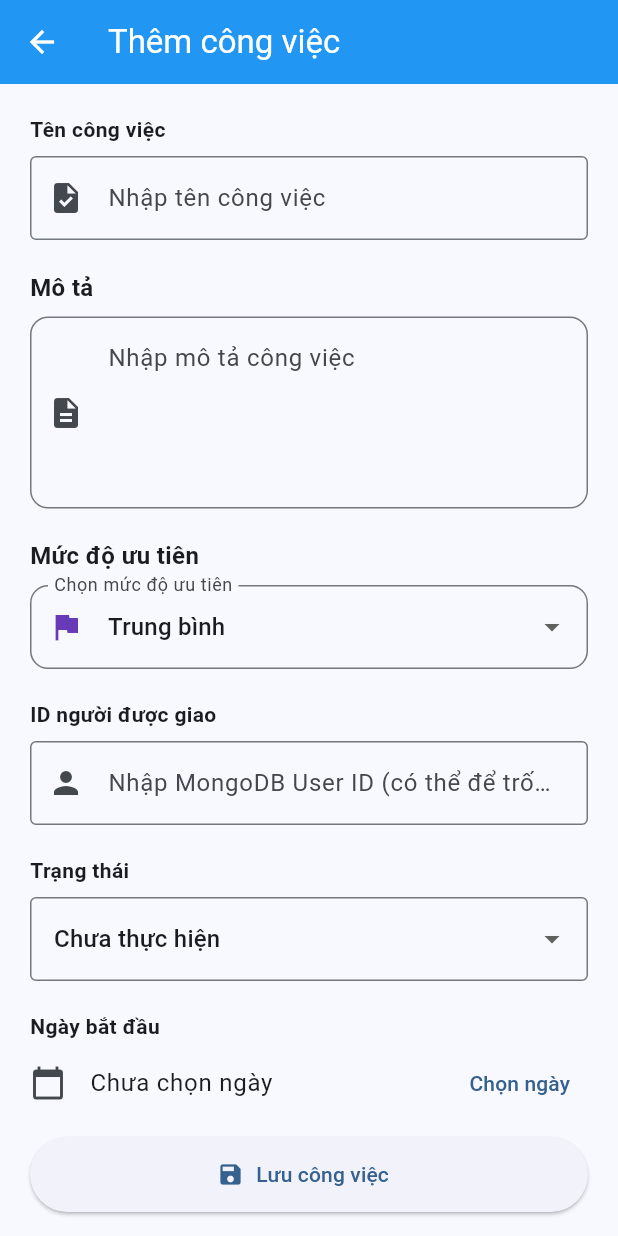
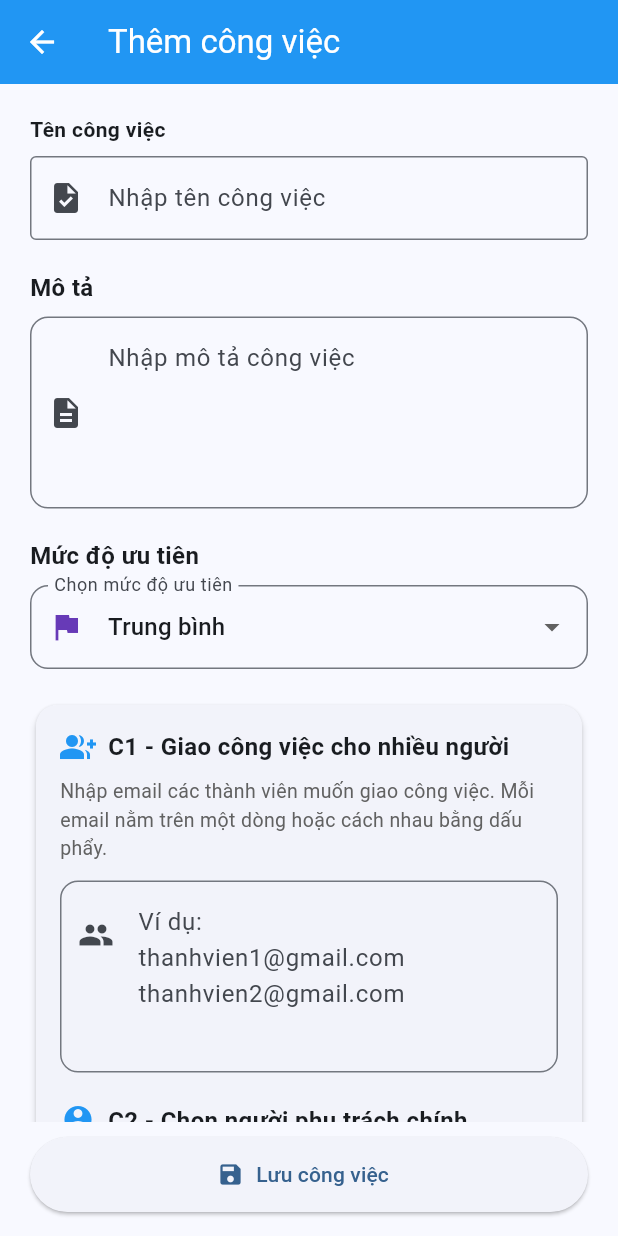
Before and after one commit to ptqnhukhmt2411051-alt/Case_Study_2_Task_Manager, a Flutter app: the TaskFormScreen screen opened directly with empty values, on a phone screen of 412 x 824 dp. Run offline on Flutter 3.47's test engine with Material 3 defaults, Android fonts, the phone set to English and light mode, and no system bars; our stand-ins replace shared_preferences; accounts and stored records are empty.

Commit message:
Chi dinh nguoi phu trach chinh

```diff
--- a/lib/models/task_model.dart
+++ b/lib/models/task_model.dart
@@ -1,3 +1,28 @@
+class TaskMember {
+  final String id;
+  final String name;
+  final String email;
+
+  const TaskMember({
+    required this.id,
+    this.name = '',
+    this.email = '',
+  });
+
+  factory TaskMember.fromJson(dynamic value) {
+    if (value is Map) {
+      return TaskMember(
+        id: (value['_id'] ?? value['id'] ?? '').toString(),
+        name: (value['name'] ?? '').toString(),
+        email: (value['email'] ?? '').toString(),
+      );
+    }
+
+    return TaskMember(
+      id: value?.toString() ?? '',
+    );
+  }
+}
 
 class Task {
   final String id;
@@ -5,6 +30,9 @@ class Task {
   final String description;
   final String createdBy;
   final String assignedTo;
+  final String assignedToName;
+  final String assignedToEmail;
+  final List<TaskMember> assignedUsers;
   final List<String> acceptedBy;
   final List<String> sharedWith;
   final String status;
@@ -13,13 +41,15 @@ class Task {
   final DateTime? dueDate;
   final DateTime? createdAt;
 
-
   Task({
     required this.id,
     required this.title,
     required this.description,
     required this.createdBy,
     required this.assignedTo,
+    this.assignedToName = '',
+    this.assignedToEmail = '',
+    this.assignedUsers = const [],
     this.acceptedBy = const [],
     this.sharedWith = const [],
     required this.status,
@@ -29,7 +59,6 @@ class Task {
     this.createdAt,
   });
 
-  // Lấy ID dù dữ liệu là chuỗi hay đối tượng đã populate
   static String _getId(dynamic value) {
     if (value == null) return '';
 
@@ -49,18 +78,36 @@ class Task {
         .toList();
   }
 
+  static List<TaskMember> _getMembers(dynamic value) {
+    if (value is! List) return [];
+
+    return value
+        .map((item) => TaskMember.fromJson(item))
+        .where((member) => member.id.isNotEmpty)
+        .toList();
+  }
+
   static DateTime? _getDate(dynamic value) {
     if (value == null || value.toString().isEmpty) return null;
     return DateTime.tryParse(value.toString());
   }
 
   factory Task.fromJson(Map<String, dynamic> json) {
+    final assignedToData = json['assignedTo'];
+
     return Task(
       id: _getId(json['_id'] ?? json['id']),
       title: json['title']?.toString() ?? '',
       description: json['description']?.toString() ?? '',
       createdBy: _getId(json['createdBy']),
-      assignedTo: _getId(json['assignedTo']),
+      assignedTo: _getId(assignedToData),
+      assignedToName: assignedToData is Map
+          ? (assignedToData['name'] ?? '').toString()
+          : '',
+      assignedToEmail: assignedToData is Map
+          ? (assignedToData['email'] ?? '').toString()
+          : '',
+      assignedUsers: _getMembers(json['assignedUsers']),
       acceptedBy: _getIdList(json['acceptedBy']),
       sharedWith: _getIdList(json['sharedWith']),
       status: json['status']?.toString() ?? 'todo',
@@ -70,6 +117,7 @@ class Task {
       createdAt: _getDate(json['createdAt']),
     );
   }
+
   Map<String, dynamic> toJson() {
     return {
       '_id': id,
@@ -77,6 +125,7 @@ class Task {
       'description': description,
       'createdBy': createdBy,
       'assignedTo': assignedTo,
+      'assignedUsers': assignedUsers.map((member) => member.id).toList(),
       'acceptedBy': acceptedBy,
       'sharedWith': sharedWith,
       'status': status,
@@ -86,6 +135,7 @@ class Task {
       'createdAt': createdAt?.toIso8601String(),
     };
   }
+
   String get startDateText {
     if (startDate == null) return 'Chưa thiết lập';
 
@@ -101,6 +151,7 @@ class Task {
         '${dueDate!.month.toString().padLeft(2, '0')}/'
         '${dueDate!.year}';
   }
+
   String get statusText {
     switch (status) {
       case 'todo':
--- a/lib/screens/task_form_screen.dart
+++ b/lib/screens/task_form_screen.dart
@@ -1,5 +1,6 @@
 
 import 'package:flutter/material.dart';
+
 import '../models/task_model.dart';
 import '../services/task_service.dart';
 
@@ -18,16 +19,20 @@ class TaskFormScreen extends StatefulWidget {
 }
 
 class _TaskFormScreenState extends State<TaskFormScreen> {
-  String _selectedPriority = 'medium';
-
   final _formKey = GlobalKey<FormState>();
 
   final _titleController = TextEditingController();
   final _descriptionController = TextEditingController();
-  final _assignedToController = TextEditingController();
+
+  // C1: Danh sách email thành viên.
+  final _assignedEmailsController = TextEditingController();
+
+  // C2: Email người phụ trách chính.
+  final _primaryEmailController = TextEditingController();
 
   final TaskService _taskService = TaskService();
 
+  String _selectedPriority = 'medium';
   String _status = 'todo';
 
   DateTime? _startDate;
@@ -41,22 +46,41 @@ class _TaskFormScreenState extends State<TaskFormScreen> {
   void initState() {
     super.initState();
 
-    if (widget.task != null) {
-      _selectedPriority = widget.task!.priority;
-    }
-
-
     final task = widget.task;
 
     if (task != null) {
       _titleController.text = task.title;
       _descriptionController.text = task.description;
-      _assignedToController.text = task.assignedTo;
 
-      _status = task.status;
+      _selectedPriority = [
+        'low',
+        'medium',
+        'high',
+      ].contains(task.priority)
+          ? task.priority
+          : 'medium';
+
+      _status = [
+        'todo',
+        'in_progress',
+        'completed',
+      ].contains(task.status)
+          ? task.status
+          : 'todo';
 
       _startDate = task.startDate;
       _dueDate = task.dueDate;
+
+      // Hiển thị lại email các thành viên đã được giao.
+      final emails = task.assignedUsers
+          .map((member) => member.email.trim())
+          .where((email) => email.isNotEmpty)
+          .toList();
+
+      _assignedEmailsController.text = emails.join('\n');
+
+      // Hiển thị email người phụ trách chính.
+      _primaryEmailController.text = task.assignedToEmail;
     }
   }
 
@@ -64,8 +88,29 @@ class _TaskFormScreenState extends State<TaskFormScreen> {
   void dispose() {
     _titleController.dispose();
     _descriptionController.dispose();
-    _assignedToController.dispose();
+    _assignedEmailsController.dispose();
+    _primaryEmailController.dispose();
     super.dispose();
+  }
+
+  // Tách email theo dấu phẩy, dấu chấm phẩy hoặc xuống dòng.
+  List<String> _getAssignedEmails() {
+    final rawText = _assignedEmailsController.text;
+
+    final emails = rawText
+        .split(RegExp(r'[,;\n]+'))
+        .map((email) => email.trim().toLowerCase())
+        .where((email) => email.isNotEmpty)
+        .toSet()
+        .toList();
+
+    return emails;
+  }
+
+  bool _isValidEmail(String email) {
+    return RegExp(
+      r'^[A-Za-z0-9._%+-]+@[A-Za-z0-9.-]+\.[A-Za-z]{2,}$',
+    ).hasMatch(email);
   }
 
   Future<void> _selectDate(bool isStartDate) async {
@@ -93,10 +138,9 @@ class _TaskFormScreenState extends State<TaskFormScreen> {
       if (isStartDate) {
         _startDate = pickedDate;
 
-        // Nếu ngày bắt đầu mới sau hạn hoàn thành,
-        // xóa hạn hoàn thành để người dùng chọn lại.
         if (_dueDate != null &&
-            _dueDate!.isBefore(pickedDate)) {
+            DateUtils.dateOnly(_dueDate!)
+                .isBefore(DateUtils.dateOnly(pickedDate))) {
           _dueDate = null;
         }
       } else {
@@ -113,8 +157,52 @@ class _TaskFormScreenState extends State<TaskFormScreen> {
         '${date.year}';
   }
 
+  // Kiểm tra dữ liệu C1 và C2 trước khi lưu.
+  String? _validateAssignment() {
+    final emails = _getAssignedEmails();
+    final primaryEmail =
+    _primaryEmailController.text.trim().toLowerCase();
+
+    for (final email in emails) {
+      if (!_isValidEmail(email)) {
+        return 'Email không hợp lệ: $email';
+      }
+    }
+
+    if (emails.isEmpty && primaryEmail.isNotEmpty) {
+      return 'Bạn cần nhập thành viên trước khi chọn người phụ trách chính';
+    }
+
+    if (emails.isNotEmpty && primaryEmail.isEmpty) {
+      return 'Vui lòng nhập email người phụ trách chính';
+    }
+
+    if (primaryEmail.isNotEmpty && !_isValidEmail(primaryEmail)) {
+      return 'Email người phụ trách chính không hợp lệ';
+    }
+
+    if (primaryEmail.isNotEmpty &&
+        !emails.contains(primaryEmail)) {
+      return 'Người phụ trách chính phải nằm trong danh sách thành viên C1';
+    }
+
+    return null;
+  }
+
   Future<void> _saveTask() async {
     if (!_formKey.currentState!.validate()) return;
+
+    final assignmentError = _validateAssignment();
+
+    if (assignmentError != null) {
+      ScaffoldMessenger.of(context).showSnackBar(
+        SnackBar(
+          content: Text(assignmentError),
+          backgroundColor: Colors.red,
+        ),
+      );
+      return;
+    }
 
     if (_startDate != null &&
         _dueDate != null &&
@@ -130,8 +218,6 @@ class _TaskFormScreenState extends State<TaskFormScreen> {
       return;
     }
 
-
-
     setState(() {
       _isSaving = true;
     });
@@ -141,19 +227,39 @@ class _TaskFormScreenState extends State<TaskFormScreen> {
         'title': _titleController.text.trim(),
         'description': _descriptionController.text.trim(),
         'createdBy': widget.task?.createdBy ?? widget.currentUserId,
-        'assignedTo': _assignedToController.text.trim().isEmpty
-            ? null
-            : _assignedToController.text.trim(),
+
+        // Không gửi ID từ ô nhập cũ nữa.
+        // Việc giao thành viên được thực hiện qua API C1.
+        'assignedTo': null,
+
         'status': _status,
         'startDate': _startDate?.toIso8601String(),
         'dueDate': _dueDate?.toIso8601String(),
         'priority': _selectedPriority,
       };
 
+      late Task savedTask;
+
       if (_isEditing) {
-        await _taskService.updateTask(widget.task!.id, data);
+        savedTask = await _taskService.updateTask(
+          widget.task!.id,
+          data,
+        );
       } else {
-        await _taskService.createTask(data);
+        savedTask = await _taskService.createTask(data);
+      }
+
+      // C1: Giao công việc cho nhiều thành viên.
+      final emails = _getAssignedEmails();
+      final primaryEmail =
+      _primaryEmailController.text.trim().toLowerCase();
+
+      if (emails.isNotEmpty) {
+        await _taskService.assignUsers(
+          taskId: savedTask.id,
+          emails: emails,
+          primaryEmail: primaryEmail,
+        );
       }
 
       if (!mounted) return;
@@ -162,9 +268,10 @@ class _TaskFormScreenState extends State<TaskFormScreen> {
         SnackBar(
           content: Text(
             _isEditing
-                ? 'Cập nhật công việc thành công'
-                : 'Thêm công việc thành công',
+                ? 'Cập nhật công việc và phân công thành công!'
+                : 'Thêm công việc và phân công thành công!',
           ),
+          backgroundColor: Colors.green,
         ),
       );
 
@@ -175,6 +282,7 @@ class _TaskFormScreenState extends State<TaskFormScreen> {
       ScaffoldMessenger.of(context).showSnackBar(
         SnackBar(
           content: Text('Lỗi lưu công việc: $e'),
+          backgroundColor: Colors.red,
         ),
       );
     } finally {
@@ -184,6 +292,129 @@ class _TaskFormScreenState extends State<TaskFormScreen> {
         });
       }
     }
+  }
+
+  Widget _buildSectionTitle(String title, IconData icon) {
+    return Row(
+      children: [
+        Icon(icon, color: Colors.blue),
+        const SizedBox(width: 8),
+        Text(
+          title,
+          style: const TextStyle(
+            fontWeight: FontWeight.bold,
+            fontSize: 16,
+          ),
+        ),
+      ],
+    );
+  }
+
+  Widget _buildAssignmentSection() {
+    return Card(
+      elevation: 2,
+      shape: RoundedRectangleBorder(
+        borderRadius: BorderRadius.circular(14),
+      ),
+      child: Padding(
+        padding: const EdgeInsets.all(16),
+        child: Column(
+          crossAxisAlignment: CrossAxisAlignment.start,
+          children: [
+            _buildSectionTitle(
+              'C1 - Giao công việc cho nhiều người',
+              Icons.group_add,
+            ),
+
+            const SizedBox(height: 8),
+
+            Text(
+              'Nhập email các thành viên muốn giao công việc. '
+                  'Mỗi email nằm trên một dòng hoặc cách nhau bằng dấu phẩy.',
+              style: TextStyle(
+                color: Colors.grey.shade700,
+                fontSize: 13,
+              ),
+            ),
+
+            const SizedBox(height: 12),
+
+            TextFormField(
+              controller: _assignedEmailsController,
+              maxLines: 4,
+              decoration: InputDecoration(
+                hintText:
+                'Ví dụ:\n'
+                    'thanhvien1@gmail.com\n'
+                    'thanhvien2@gmail.com',
+                border: OutlineInputBorder(
+                  borderRadius: BorderRadius.circular(12),
+                ),
+                prefixIcon: const Padding(
+                  padding: EdgeInsets.only(bottom: 55),
+                  child: Icon(Icons.people),
+                ),
+                alignLabelWithHint: true,
+              ),
+            ),
+
+            const SizedBox(height: 20),
+
+            _buildSectionTitle(
+              'C2 - Chọn người phụ trách chính',
+              Icons.person_pin,
+            ),
+
+            const SizedBox(height: 8),
+
+            Text(
+              'Người phụ trách chính phải là một thành viên '
+                  'đã được nhập ở phần C1.',
+              style: TextStyle(
+                color: Colors.grey.shade700,
+                fontSize: 13,
+              ),
+            ),
+
+            const SizedBox(height: 12),
+
+            TextFormField(
+              controller: _primaryEmailController,
+              keyboardType: TextInputType.emailAddress,
+              decoration: InputDecoration(
+                hintText: 'Nhập email người phụ trách chính',
+                border: OutlineInputBorder(
+                  borderRadius: BorderRadius.circular(12),
+                ),
+                prefixIcon: const Icon(
+                  Icons.person,
+                  color: Colors.deepPurple,
+                ),
+              ),
+            ),
+
+            const SizedBox(height: 10),
+
+            Container(
+              width: double.infinity,
+              padding: const EdgeInsets.all(12),
+              decoration: BoxDecoration(
+                color: Colors.blue.shade50,
+                borderRadius: BorderRadius.circular(10),
+              ),
+              child: const Text(
+                'Lưu ý: Người tạo công việc cần chọn một '
+                    'email trong danh sách C1 làm người phụ trách chính.',
+                style: TextStyle(
+                  fontSize: 12,
+                  color: Colors.blue,
+                ),
+              ),
+            ),
+          ],
+        ),
+      ),
+    );
   }
 
   @override
@@ -196,12 +427,10 @@ class _TaskFormScreenState extends State<TaskFormScreen> {
         backgroundColor: Colors.blue,
         foregroundColor: Colors.white,
       ),
-
       body: Form(
         key: _formKey,
         child: Column(
           children: [
-            // Phần nội dung có thể cuộn
             Expanded(
               child: SingleChildScrollView(
                 padding: const EdgeInsets.all(20),
@@ -210,9 +439,7 @@ class _TaskFormScreenState extends State<TaskFormScreen> {
                   children: [
                     const Text(
                       'Tên công việc',
-                      style: TextStyle(
-                        fontWeight: FontWeight.bold,
-                      ),
+                      style: TextStyle(fontWeight: FontWeight.bold),
                     ),
                     const SizedBox(height: 8),
 
@@ -224,8 +451,7 @@ class _TaskFormScreenState extends State<TaskFormScreen> {
                         prefixIcon: Icon(Icons.task),
                       ),
                       validator: (value) {
-                        if (value == null ||
-                            value.trim().isEmpty) {
+                        if (value == null || value.trim().isEmpty) {
                           return 'Vui lòng nhập tên công việc';
                         }
                         return null;
@@ -258,7 +484,6 @@ class _TaskFormScreenState extends State<TaskFormScreen> {
 
                     const SizedBox(height: 20),
 
-// Mức độ ưu tiên
                     const Text(
                       'Mức độ ưu tiên',
                       style: TextStyle(
@@ -305,31 +530,14 @@ class _TaskFormScreenState extends State<TaskFormScreen> {
 
                     const SizedBox(height: 20),
 
-                    const Text(
-                      'ID người được giao',
-                      style: TextStyle(
-                        fontWeight: FontWeight.bold,
-                      ),
-                    ),
-                    const SizedBox(height: 8),
-
-                    TextFormField(
-                      controller: _assignedToController,
-                      decoration: const InputDecoration(
-                        hintText:
-                        'Nhập MongoDB User ID (có thể để trống)',
-                        border: OutlineInputBorder(),
-                        prefixIcon: Icon(Icons.person),
-                      ),
-                    ),
+                    // Khu vực C1 và C2.
+                    _buildAssignmentSection(),
 
                     const SizedBox(height: 20),
 
                     const Text(
                       'Trạng thái',
-                      style: TextStyle(
-                        fontWeight: FontWeight.bold,
-                      ),
+                      style: TextStyle(fontWeight: FontWeight.bold),
                     ),
                     const SizedBox(height: 8),
 
@@ -363,13 +571,9 @@ class _TaskFormScreenState extends State<TaskFormScreen> {
 
                     const SizedBox(height: 20),
 
-
-
                     const Text(
                       'Ngày bắt đầu',
-                      style: TextStyle(
-                        fontWeight: FontWeight.bold,
-                      ),
+                      style: TextStyle(fontWeight: FontWeight.bold),
                     ),
 
                     ListTile(
@@ -386,9 +590,7 @@ class _TaskFormScreenState extends State<TaskFormScreen> {
 
                     const Text(
                       'Hạn hoàn thành',
-                      style: TextStyle(
-                        fontWeight: FontWeight.bold,
-                      ),
+                      style: TextStyle(fontWeight: FontWeight.bold),
                     ),
 
                     ListTile(
@@ -407,7 +609,7 @@ class _TaskFormScreenState extends State<TaskFormScreen> {
               ),
             ),
 
-            // Nút lưu luôn hiển thị phía dưới
+            // Nút lưu luôn hiển thị phía dưới.
             SafeArea(
               child: Padding(
                 padding: const EdgeInsets.fromLTRB(20, 10, 20, 16),
@@ -427,9 +629,7 @@ class _TaskFormScreenState extends State<TaskFormScreen> {
                     )
                         : const Icon(Icons.save),
                     label: Text(
-                      _isSaving
-                          ? 'Đang lưu...'
-                          : 'Lưu công việc',
+                      _isSaving ? 'Đang lưu...' : 'Lưu công việc',
                     ),
                   ),
                 ),
```
Also changed, not shown: lib/services/task_service.dart (+179 -33 lines), 2 other files.
